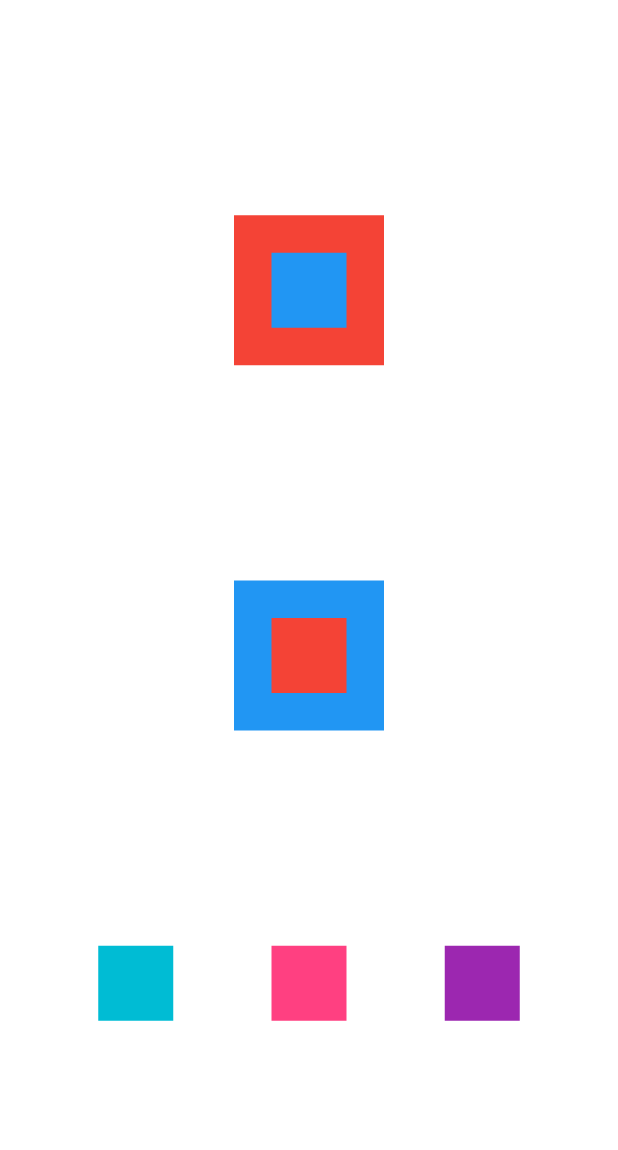
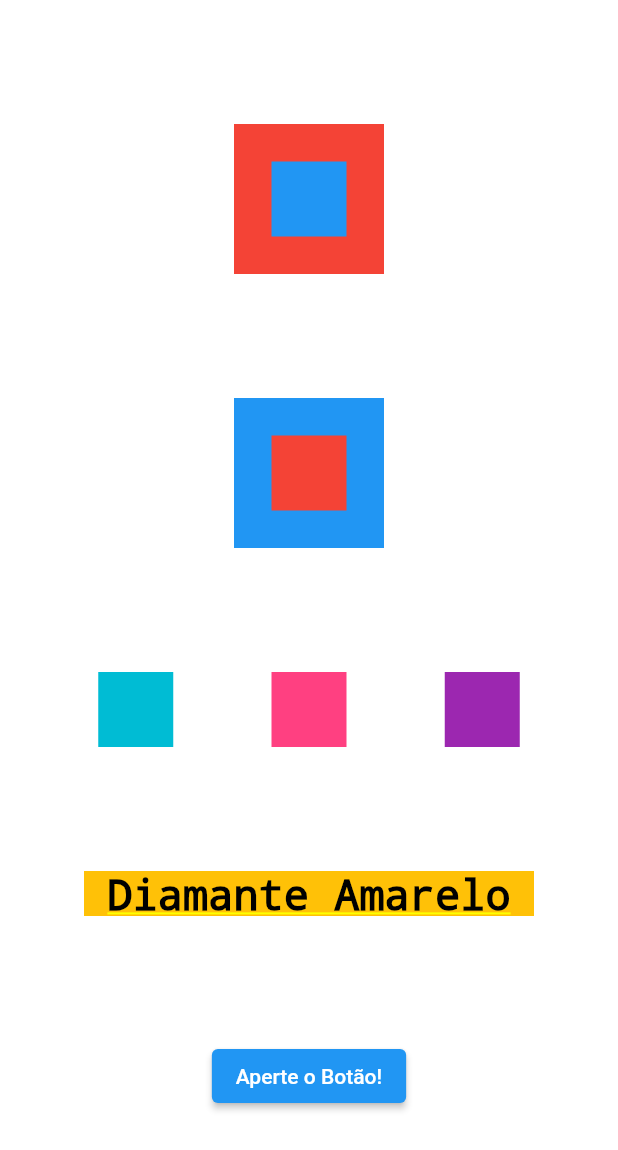
Before and after one commit to vinifoga/alura_challenge, a Flutter app: the screen it shows after launch, on a phone screen of 412 x 824 dp. Shown: the top 1150 px of the screen. Run offline on Flutter 3.47's test engine with Material 2 defaults, Android fonts, the phone set to English and light mode, and no system bars.

Commit message:
working with text and elevatedButton

```diff
--- a/our_first_project/lib/main.dart
+++ b/our_first_project/lib/main.dart
@@ -70,6 +70,25 @@ class MyApp extends StatelessWidget {
                   height: 50,
                 ),
               ],
+            ),
+            Container(
+              color: Colors.amber,
+              height: 30,
+              width: 300,
+              child: const Text(
+                'Diamante Amarelo',
+                style: TextStyle(
+                  color: Colors.black,
+                  fontSize: 28,
+                ),
+                textAlign: TextAlign.center,
+              ),
+            ),
+            ElevatedButton(
+              onPressed: () {
+                print('Apertou o Botão');
+              },
+              child: const Text('Aperte o Botão!'),
             )
           ],
         ),
```
